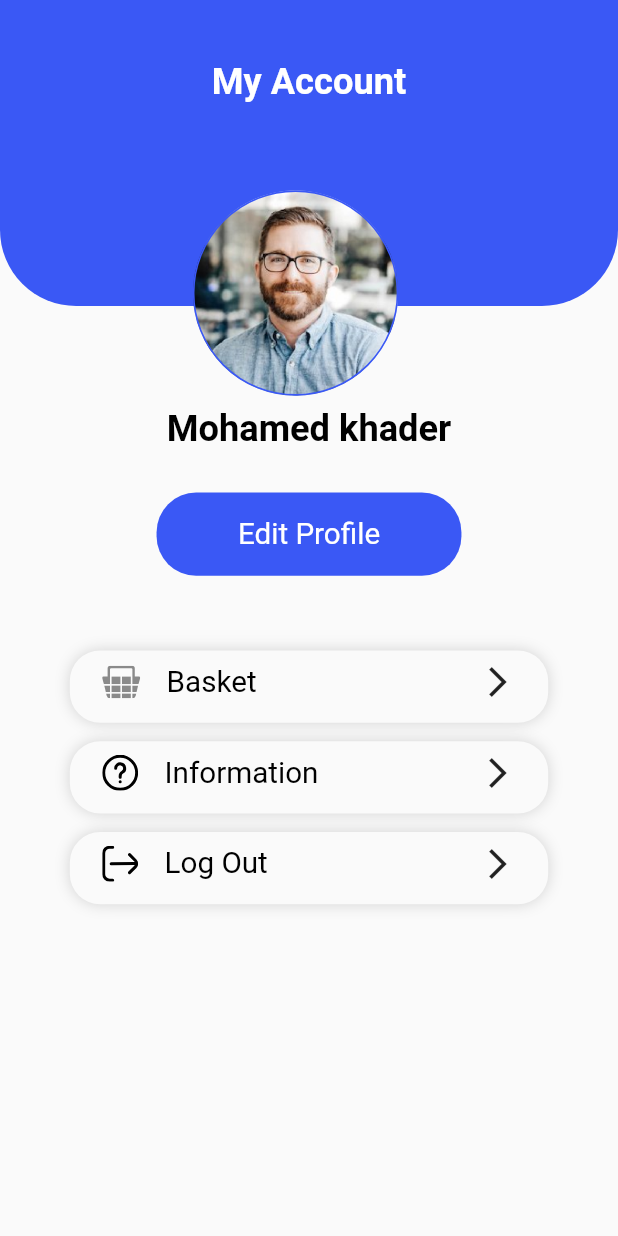
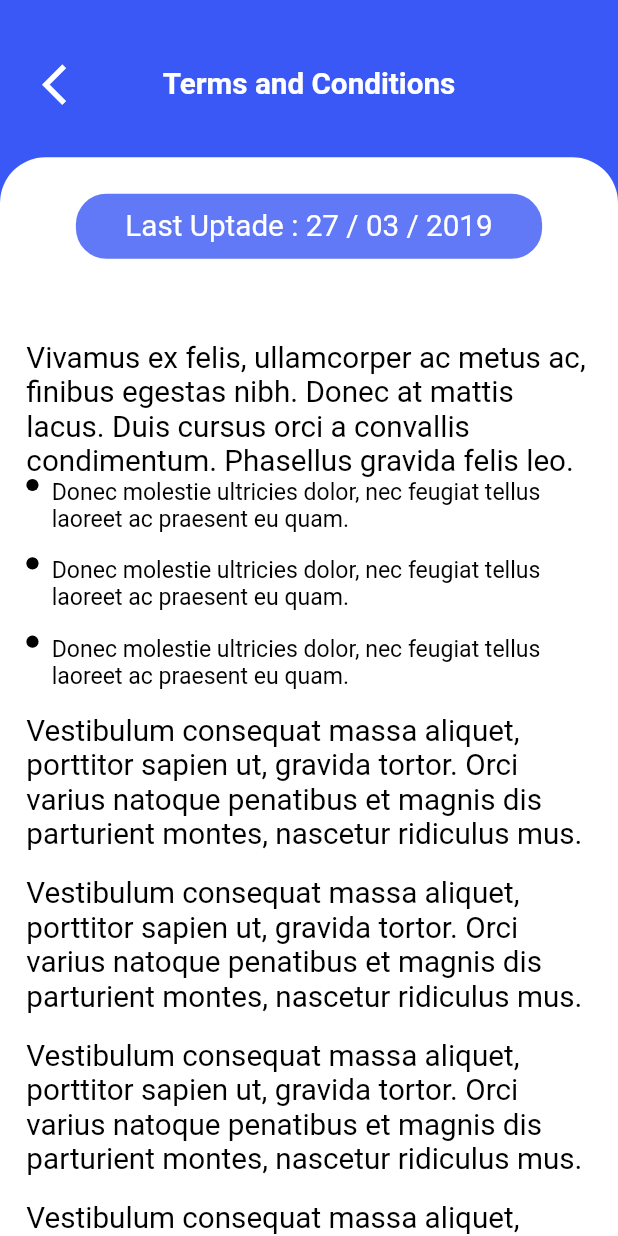
Before and after one commit to AhmedZaeem/lamp, a Flutter app: the ProfileView widget shown alone on an empty page, opened directly, after a tap on "Information", on a phone screen of 412 x 824 dp. Run offline on Flutter 3.47's test engine with Material 2 defaults, Android fonts, the phone set to English and light mode, and no system bars; our stand-ins replace flutter_screenutil, flutter_svg, table_calendar; missing offline and left inert: cool_dropdown; generated files the repository leaves out were written again; network calls fail.

Commit message:
profile settings

```diff
--- /dev/null
+++ b/lib/Screens/TermsAndCondtions.dart
@@ -0,0 +1,121 @@
+import 'package:flutter/material.dart';
+import 'package:flutter_screenutil/flutter_screenutil.dart';
+
+class TermsAndConditions extends StatefulWidget {
+  const TermsAndConditions({super.key});
+
+  @override
+  State<TermsAndConditions> createState() => _TermsAndConditionsState();
+}
+
+class _TermsAndConditionsState extends State<TermsAndConditions> {
+  @override
+  Widget build(BuildContext context) {
+    return Scaffold(
+      backgroundColor: Theme.of(context).colorScheme.primary,
+      body: Column(
+        children: [
+          SizedBox(height: 32.h),
+          Row(
+            mainAxisAlignment: MainAxisAlignment.spaceAround,
+            children: <Widget>[
+              IconButton(
+                  icon: Icon(
+                    Icons.arrow_back_ios,
+                    color: Colors.white,
+                    size: 32.h,
+                  ),
+                  onPressed: () {
+                    Navigator.pop(context);
+                  }),
+              Text('Terms and Conditions',
+                  style: TextStyle(
+                    fontSize: 18.sp,
+                    color: Colors.white,
+                    fontWeight: FontWeight.bold,
+                  )),
+              const IconButton(
+                  onPressed: null,
+                  icon: Icon(Icons.ac_unit, color: Colors.transparent)),
+            ],
+          ),
+          SizedBox(height: 24.h),
+          Expanded(
+            child: SingleChildScrollView(
+              child: Container(
+                width: double.infinity,
+                padding: EdgeInsets.symmetric(horizontal: 16.w),
+                decoration: BoxDecoration(
+                  color: Colors.white,
+                  borderRadius: BorderRadius.vertical(
+                    top: Radius.circular(30.r),
+                  ),
+                ),
+                child: Column(
+                  children: [
+                    SizedBox(height: 24.h),
+                    Container(
+                      padding: EdgeInsets.symmetric(
+                          horizontal: 30.w, vertical: 10.h),
+                      decoration: BoxDecoration(
+                        color: const Color(0xff6179F7),
+                        borderRadius: BorderRadius.circular(20.r),
+                      ),
+                      child: const Text(
+                        'Last Uptade : 27 / 03 / 2019',
+                        style: TextStyle(color: Colors.white),
+                      ),
+                    ),
+                    SizedBox(height: 54.h),
+                    const Text(
+                        'Vivamus ex felis, ullamcorper ac metus ac, finibus egestas nibh. Donec at mattis lacus. Duis cursus orci a convallis condimentum. Phasellus gravida felis leo.'),
+                    ListView.separated(
+                      shrinkWrap: true,
+                      physics: const NeverScrollableScrollPhysics(),
+                      itemBuilder: (context, index) {
+                        return Row(
+                          crossAxisAlignment: CrossAxisAlignment.start,
+                          children: <Widget>[
+                            CircleAvatar(
+                              backgroundColor: Colors.black,
+                              radius: 4.h,
+                            ),
+                            SizedBox(width: 8.w),
+                            Expanded(
+                              child: Text(
+                                'Donec molestie ultricies dolor, nec feugiat tellus laoreet ac praesent eu quam.',
+                                style: TextStyle(
+                                  fontSize: 14.sp,
+                                ),
+                              ),
+                            ),
+                          ],
+                        );
+                      },
+                      separatorBuilder: (context, index) {
+                        return SizedBox(height: 16.h);
+                      },
+                      itemCount: 3,
+                    ),
+                    SizedBox(height: 16.h),
+                    const Text(
+                        'Vestibulum consequat massa aliquet, porttitor sapien ut, gravida tortor. Orci varius natoque penatibus et magnis dis parturient montes, nascetur ridiculus mus.'),
+                    SizedBox(height: 16.h),
+                    const Text(
+                        'Vestibulum consequat massa aliquet, porttitor sapien ut, gravida tortor. Orci varius natoque penatibus et magnis dis parturient montes, nascetur ridiculus mus.'),
+                    SizedBox(height: 16.h),
+                    const Text(
+                        'Vestibulum consequat massa aliquet, porttitor sapien ut, gravida tortor. Orci varius natoque penatibus et magnis dis parturient montes, nascetur ridiculus mus.'),
+                    SizedBox(height: 16.h),
+                    const Text(
+                        'Vestibulum consequat massa aliquet, porttitor sapien ut, gravida tortor. Orci varius natoque penatibus et magnis dis parturient montes, nascetur ridiculus mus.'),
+                  ],
+                ),
+              ),
+            ),
+          ),
+        ],
+      ),
+    );
+  }
+}
```
Also changed, not shown: lib/Screens/EditField.dart (added, +179 -0 lines), lib/Screens/EditProfile.dart (added, +223 -0 lines), lib/Screens/HomeViews/ProfileView.dart (+8 -1 lines).
